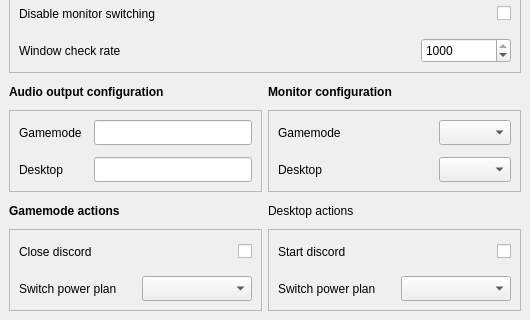
Odizinne/BigPictureTV, file src/BigPictureTV/bigpicturetv.ui: the form before one commit; both pictures show x 0 to 530 and y 160 to 480 of the 530 by 480 pixel window.
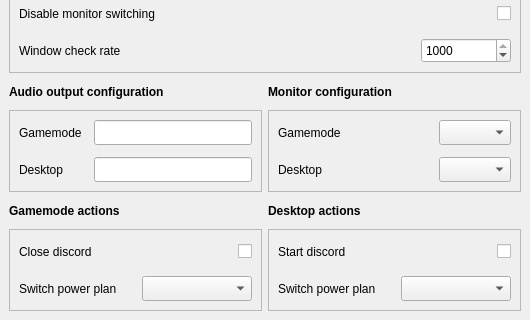
The form after the commit.

What changed in the file:
```diff
--- a/src/BigPictureTV/bigpicturetv.ui
+++ b/src/BigPictureTV/bigpicturetv.ui
@@ -529,6 +529,11 @@
     </item>
     <item row="4" column="1">
      <widget class="QLabel" name="desktopActionsLabel">
+      <property name="font">
+       <font>
+        <bold>true</bold>
+       </font>
+      </property>
       <property name="text">
        <string>Desktop actions</string>
       </property>
```
Left out of the diff: 2 changed lines with no effect on the pictures.
